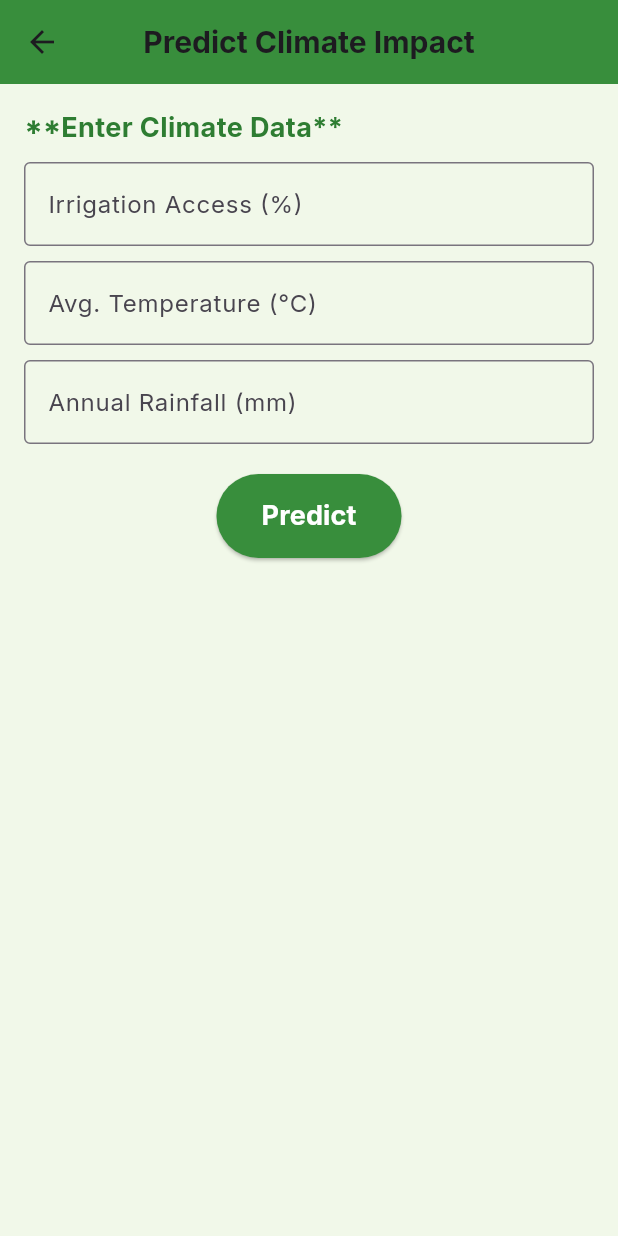
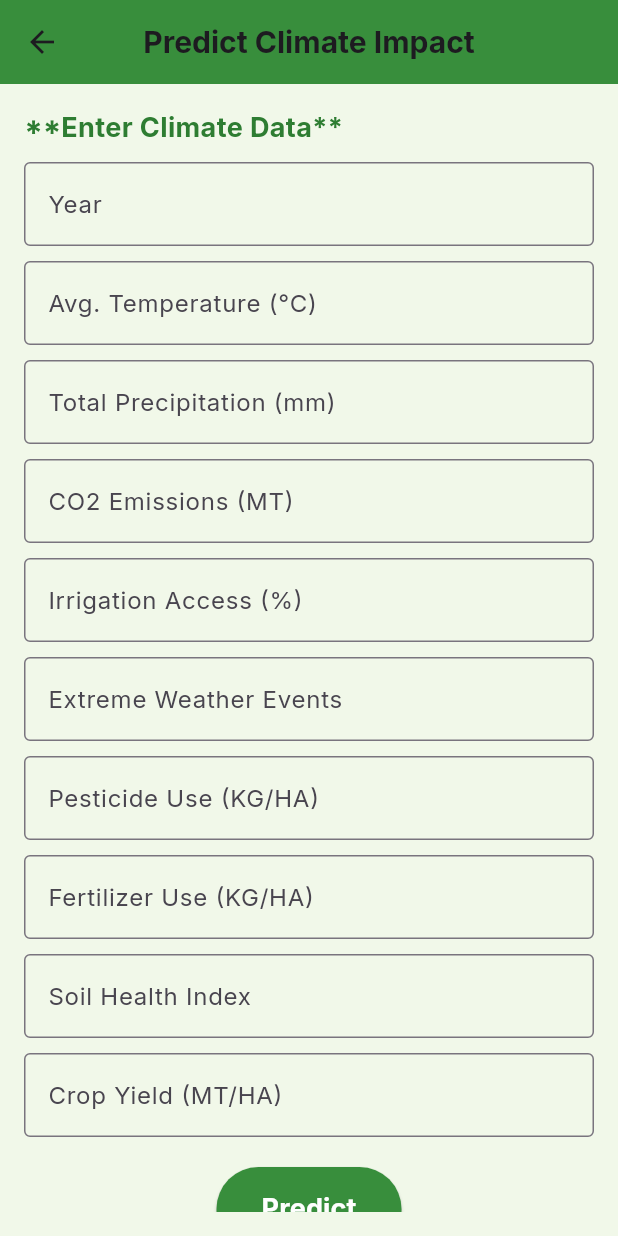
Before and after one commit to NiyonshutiDavid/api_endpoint, a Flutter app: the PredictionPage screen opened directly, on a phone screen of 412 x 824 dp. Run offline on Flutter 3.47's test engine with Material 3 defaults, Android fonts, the light colour scheme and no system bars; our stand-ins replace google_fonts.

Commit message:
Updated API responses in flutter app

```diff
--- a/flutter_app/lib/main.dart
+++ b/flutter_app/lib/main.dart
@@ -2,6 +2,7 @@ import 'package:flutter/material.dart';
 import 'package:google_fonts/google_fonts.dart';
 import 'package:http/http.dart' as http;
 import 'dart:convert';
+
 
 void main() {
   runApp(MyApp());
@@ -62,9 +63,16 @@ class PredictionPage extends StatefulWidget {
 }
 
 class _PredictionPageState extends State<PredictionPage> {
+  final yearController = TextEditingController();
+  final temperatureController = TextEditingController();
+  final precipitationController = TextEditingController();
+  final co2EmissionsController = TextEditingController();
   final irrigationController = TextEditingController();
-  final temperatureController = TextEditingController();
-  final rainfallController = TextEditingController();
+  final extremeWeatherEventsController = TextEditingController();
+  final pesticideUseController = TextEditingController();
+  final fertilizerUseController = TextEditingController();
+  final soilHealthIndexController = TextEditingController();
+  final cropYieldController = TextEditingController();
 
   String predictionResult = "";
   String apiUrl = "https://api-endpoint-dtym.onrender.com";
@@ -75,17 +83,38 @@ class _PredictionPageState extends State<PredictionPage> {
         Uri.parse("$apiUrl/predict"),
         headers: {"Content-Type": "application/json"},
         body: jsonEncode({
-          "Irrigation_Access_%": double.tryParse(irrigationController.text) ?? 0.0,
-          "Average_Temperature_Celsius": double.tryParse(temperatureController.text) ?? 0.0,
-          "Annual_Rainfall_mm": double.tryParse(rainfallController.text) ?? 0.0,
+          "Year": int.tryParse(temperatureController.text) ?? 0,
+          "Average_Temperature_C": double.tryParse(temperatureController.text) ?? 0.0,
+          "Total_Precipitation_mm": double.tryParse(precipitationController.text) ?? 0.0,
+          "CO2_Emissions_MT": double.tryParse(co2EmissionsController.text) ?? 0.0,
+          "Irrigation_Access_Percent": double.tryParse(irrigationController.text) ?? 0.0,
+          "Extreme_Weather_Events": int.tryParse(extremeWeatherEventsController.text) ?? 0,
+          "Pesticide_Use_KG_per_HA": double.tryParse(pesticideUseController.text) ?? 0.0,
+          "Fertilizer_Use_KG_per_HA": double.tryParse(fertilizerUseController.text) ?? 0.0,
+          "Soil_Health_Index": double.tryParse(soilHealthIndexController.text) ?? 0.0,
+          "Crop_Yield_MT_per_HA": double.tryParse(cropYieldController.text) ?? 0.0,
         }),
       );
 
       if (response.statusCode == 200) {
         final data = jsonDecode(response.body);
-        setState(() {
-          predictionResult = "**Predicted Economic Impact:** \n${data['Predicted Economic Impact (Million USD)']} Million USD";
-        });
+        showDialog(
+          context: context,
+          builder: (context) {
+            return AlertDialog(
+              title: Text("Predicted Economic Impact"),
+              content: Text("${data['prediction']} Million USD"),
+              actions: [
+                TextButton(
+                  onPressed: () {
+                    Navigator.of(context).pop();
+                  },
+                  child: Text("Back to Predict"),
+                ),
+              ],
+            );
+          },
+        );
       } else {
         setState(() {
           predictionResult = "**Error:** ${jsonDecode(response.body)['error']}";
@@ -111,8 +140,7 @@ class _PredictionPageState extends State<PredictionPage> {
       ),
       body: Padding(
         padding: const EdgeInsets.all(16.0),
-        child: Column(
-          crossAxisAlignment: CrossAxisAlignment.start,
+        child: ListView(
           children: [
             Text(
               "**Enter Climate Data**",
@@ -120,10 +148,10 @@ class _PredictionPageState extends State<PredictionPage> {
             ),
             SizedBox(height: 10),
             TextField(
-              controller: irrigationController,
+              controller: yearController,
               keyboardType: TextInputType.number,
               decoration: InputDecoration(
-                labelText: "Irrigation Access (%)",
+                labelText: "Year",
                 border: OutlineInputBorder(),
               ),
             ),
@@ -138,10 +166,73 @@ class _PredictionPageState extends State<PredictionPage> {
             ),
             SizedBox(height: 10),
             TextField(
-              controller: rainfallController,
+              controller: precipitationController,
               keyboardType: TextInputType.number,
               decoration: InputDecoration(
-                labelText: "Annual Rainfall (mm)",
+                labelText: "Total Precipitation (mm)",
+                border: OutlineInputBorder(),
+              ),
+            ),
+            SizedBox(height: 10),
+            TextField(
+              controller: co2EmissionsController,
+              keyboardType: TextInputType.number,
+              decoration: InputDecoration(
+                labelText: "CO2 Emissions (MT)",
+                border: OutlineInputBorder(),
+              ),
+            ),
+            SizedBox(height: 10),
+            TextField(
+              controller: irrigationController,
+              keyboardType: TextInputType.number,
+              decoration: InputDecoration(
+                labelText: "Irrigation Access (%)",
+                border: OutlineInputBorder(),
+              ),
+            ),
+            SizedBox(height: 10),
+            TextField(
+              controller: extremeWeatherEventsController,
+              keyboardType: TextInputType.number,
+              decoration: InputDecoration(
+                labelText: "Extreme Weather Events",
+                border: OutlineInputBorder(),
+              ),
+            ),
+            SizedBox(height: 10),
+            TextField(
+              controller: pesticideUseController,
+              keyboardType: TextInputType.number,
+              decoration: InputDecoration(
+                labelText: "Pesticide Use (KG/HA)",
+                border: OutlineInputBorder(),
+              ),
+            ),
+            SizedBox(height: 10),
+            TextField(
+              controller: fertilizerUseController,
+              keyboardType: TextInputType.number,
+              decoration: InputDecoration(
+                labelText: "Fertilizer Use (KG/HA)",
+                border: OutlineInputBorder(),
+              ),
+            ),
+            SizedBox(height: 10),
+            TextField(
+              controller: soilHealthIndexController,
+              keyboardType: TextInputType.number,
+              decoration: InputDecoration(
+                labelText: "Soil Health Index",
+                border: OutlineInputBorder(),
+              ),
+            ),
+            SizedBox(height: 10),
+            TextField(
+              controller: cropYieldController,
+              keyboardType: TextInputType.number,
+              decoration: InputDecoration(
+                labelText: "Crop Yield (MT/HA)",
                 border: OutlineInputBorder(),
               ),
             ),
```
